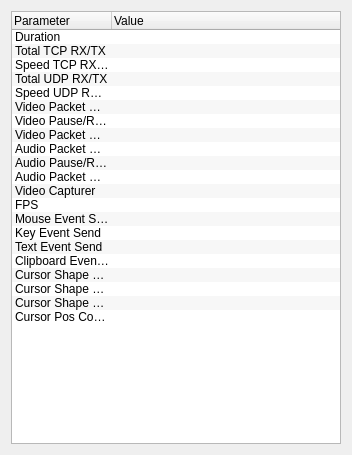
Old version of the form source/client/ui/desktop/statistics_dialog.ui in the repository dchapyshev/aspia.
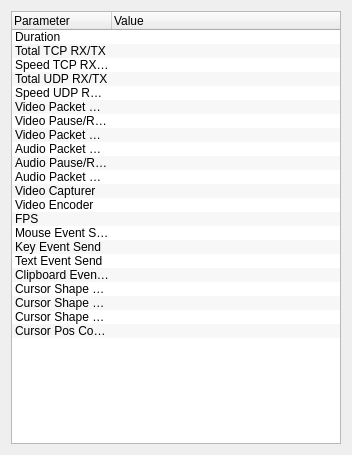
New version of the form.

Diff of the .ui file:
```diff
--- a/source/client/ui/desktop/statistics_dialog.ui
+++ b/source/client/ui/desktop/statistics_dialog.ui
@@ -104,6 +104,11 @@
        <string notr="true">Video Capturer</string>
       </property>
      </item>
+     <item>
+      <property name="text">
+       <string notr="true">Video Encoder</string>
+      </property>
+     </item>
      <item>
       <property name="text">
        <string notr="true">FPS</string>
```
